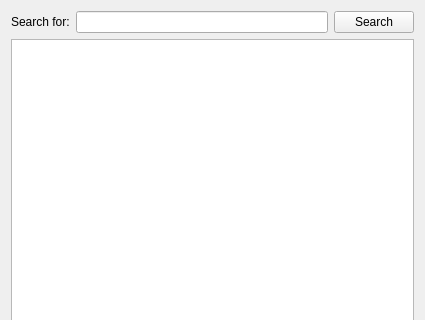
dmzgroup/forge, file frameworks/forge/plugins/search/SearchForm.ui: the form before one commit; both pictures show x 0 to 425 and y 0 to 320 of the 425 by 530 pixel window.
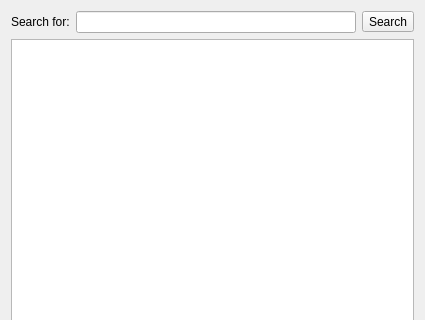
The form after the commit.

Patch:
```diff
--- a/frameworks/forge/plugins/search/SearchForm.ui
+++ b/frameworks/forge/plugins/search/SearchForm.ui
@@ -27,7 +27,7 @@
       <widget class="QLineEdit" name="searchLineEdit"/>
      </item>
      <item>
-      <widget class="QPushButton" name="searchButton">
+      <widget class="QToolButton" name="searchButton">
        <property name="text">
         <string>Search</string>
        </property>
```
Left out of the diff: 19 changed lines with no effect on the pictures.
